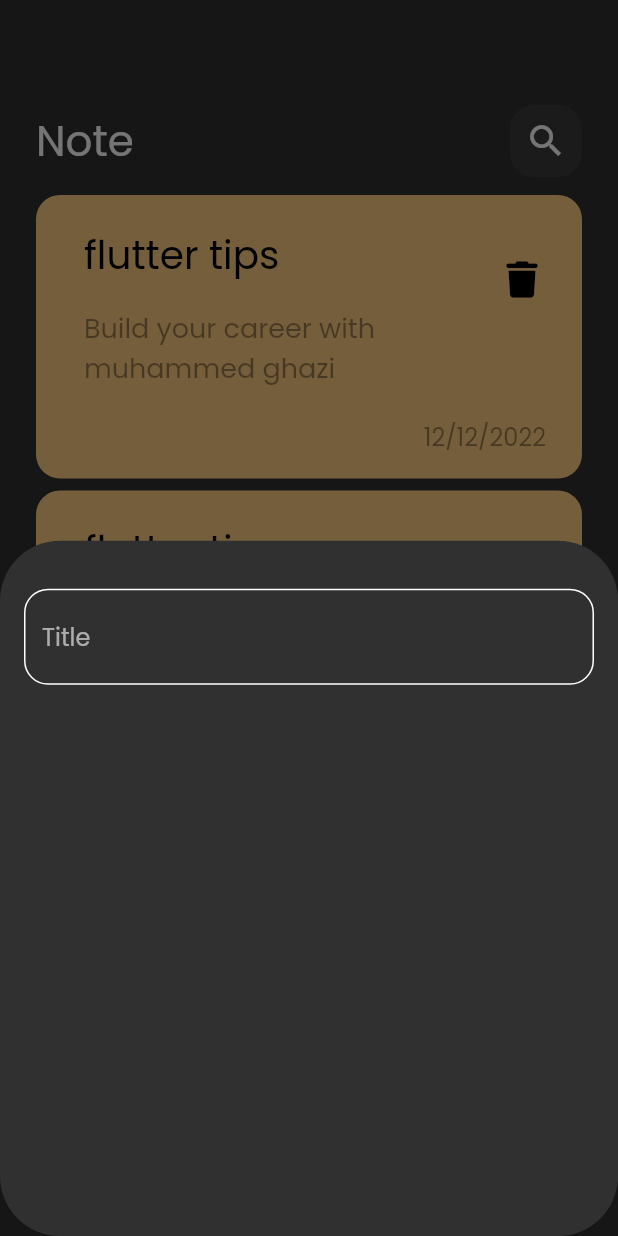
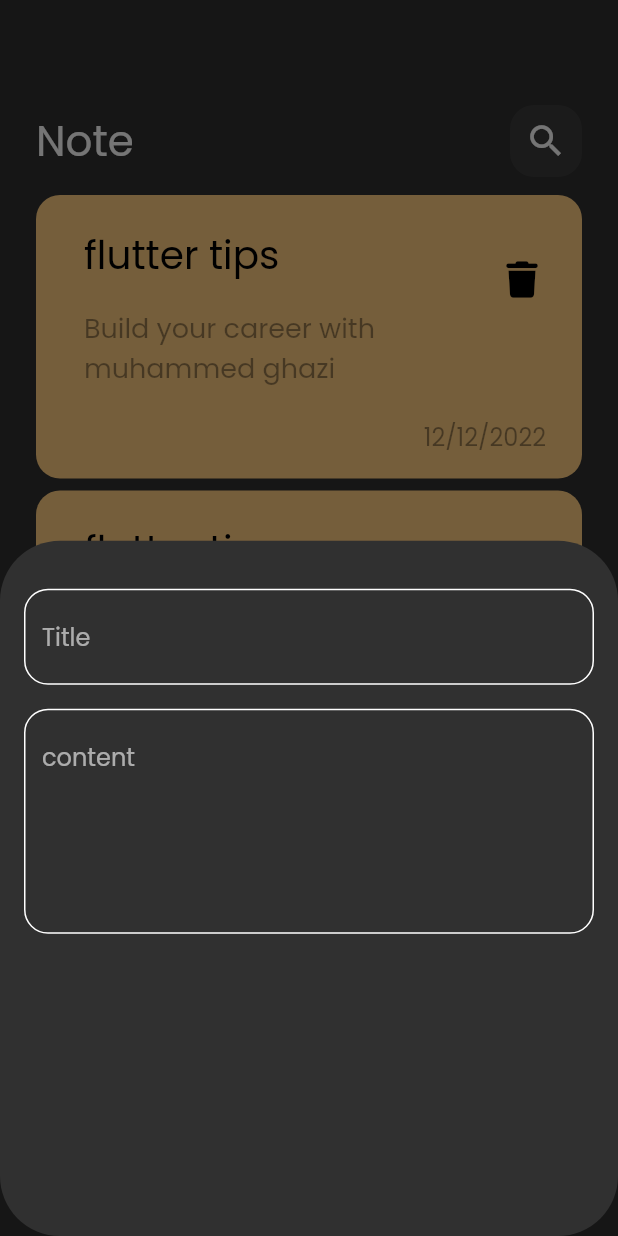
Before and after one commit to MuhammedGhazi/notes_app, a Flutter app: the screen it shows after launch, after a tap on the "add" icon, on a phone screen of 412 x 824 dp. Run offline on Flutter 3.47's test engine with Material 2 defaults, Android fonts, the phone set to English and light mode, and no system bars; our stand-ins replace font_awesome_flutter.

Commit message:
add field to bottom sheet

```diff
--- a/lib/views/widgets/add_note_bottom_sheet.dart
+++ b/lib/views/widgets/add_note_bottom_sheet.dart
@@ -13,7 +13,14 @@ class AddNoteBottomSheet extends StatelessWidget {
           SizedBox(
             height: 32,
           ),
-          CustomTextField(),
+          CustomTextField(hint: "Title"),
+          SizedBox(
+            height: 16,
+          ),
+          CustomTextField(
+            hint: "content",
+            maxlines: 5,
+          )
         ],
       ),
     );
--- a/lib/views/widgets/custom_text_field.dart
+++ b/lib/views/widgets/custom_text_field.dart
@@ -2,14 +2,17 @@ import 'package:flutter/material.dart';
 import 'package:notes_app/constants.dart';
 
 class CustomTextField extends StatelessWidget {
-  const CustomTextField({super.key});
+  const CustomTextField({super.key, required this.hint, this.maxlines = 1});
+  final String hint;
+  final int maxlines;
 
   @override
   Widget build(BuildContext context) {
     return TextField(
+      maxLines: maxlines,
       cursorColor: kPrimaryColor,
       decoration: InputDecoration(
-          hintText: "Title",
+          hintText: hint,
           border: buildBorder(),
           enabledBorder: buildBorder(),
           focusedBorder: buildBorder(kPrimaryColor)),
```
